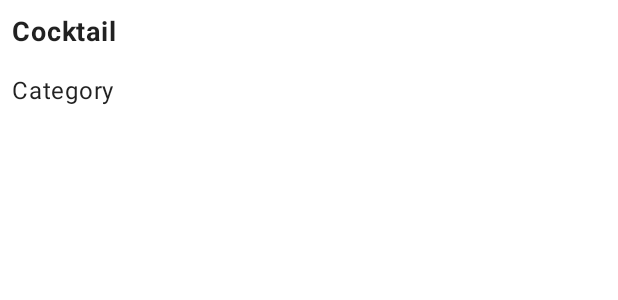
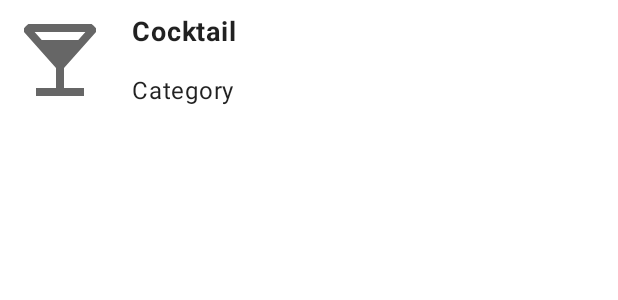
Before and after one commit to veselovvv/Drinks, an Android app: the layout cocktail_layout.xml on its own in the app's theme, with its tools: preview values and no code run, on a phone screen of 412 x 824 dp. Shown: the top 300 px of the screen. Run offline under Robolectric (Android 15) with nearby library versions, the phone set to English and light mode, and no system bars.

Commit message:
Added cocktail's photo to item in the list of cocktails

```diff
--- a/app/build.gradle
+++ b/app/build.gradle
@@ -52,6 +52,8 @@ dependencies {
     implementation 'com.squareup.okhttp3:logging-interceptor:4.2.1'
     implementation 'com.google.dagger:hilt-android:2.42'
     kapt 'com.google.dagger:hilt-compiler:2.42'
+    implementation 'de.hdodenhof:circleimageview:3.1.0'
+    implementation 'com.github.bumptech.glide:glide:4.13.0'
 
     testImplementation 'junit:junit:4.+'
 
--- a/app/src/main/java/com/veselovvv/drinks/presentation/cocktails/DrinksAdapter.kt
+++ b/app/src/main/java/com/veselovvv/drinks/presentation/cocktails/DrinksAdapter.kt
@@ -4,10 +4,12 @@ import android.view.LayoutInflater
 import android.view.View
 import android.view.ViewGroup
 import androidx.recyclerview.widget.RecyclerView
+import com.bumptech.glide.Glide
 import com.google.android.material.button.MaterialButton
 import com.google.android.material.textview.MaterialTextView
 import com.veselovvv.drinks.R
 import com.veselovvv.drinks.core.Retry
+import de.hdodenhof.circleimageview.CircleImageView
 
 class DrinksAdapter(private val retry: Retry) : RecyclerView.Adapter<DrinksAdapter.DrinksViewHolder>() {
     private val cocktails = ArrayList<CocktailUi>()
@@ -41,12 +43,14 @@ class DrinksAdapter(private val retry: Retry) : RecyclerView.Adapter<DrinksAdapt
         class FullscreenProgress(view: View) : DrinksViewHolder(view)
 
         class Base(view: View) : DrinksViewHolder(view) {
+            private val photoImageView = itemView.findViewById<CircleImageView>(R.id.cocktail_photo_image_view)
             private val nameTextView = itemView.findViewById<MaterialTextView>(R.id.cocktail_name_text_view)
             private val categoryTextView = itemView.findViewById<MaterialTextView>(R.id.cocktail_category_text_view)
 
             override fun bind(cocktail: CocktailUi) {
                 cocktail.map(object : CocktailUi.BaseMapper {
                     override fun map(id: String, name: String, category: String, photoUrl: String) {
+                        Glide.with(itemView).load(photoUrl).into(photoImageView)
                         nameTextView.text = name
                         categoryTextView.text = category
                     }
--- a/app/src/main/res/layout/cocktail_layout.xml
+++ b/app/src/main/res/layout/cocktail_layout.xml
@@ -4,6 +4,13 @@
     android:layout_width="match_parent"
     android:layout_height="wrap_content"
     android:orientation="horizontal">
+
+    <de.hdodenhof.circleimageview.CircleImageView
+        android:id="@+id/cocktail_photo_image_view"
+        android:layout_width="64dp"
+        android:layout_height="64dp"
+        android:layout_margin="8dp"
+        android:src="@drawable/baseline_local_bar_24" />
 
     <LinearLayout
         android:layout_width="match_parent"
```
